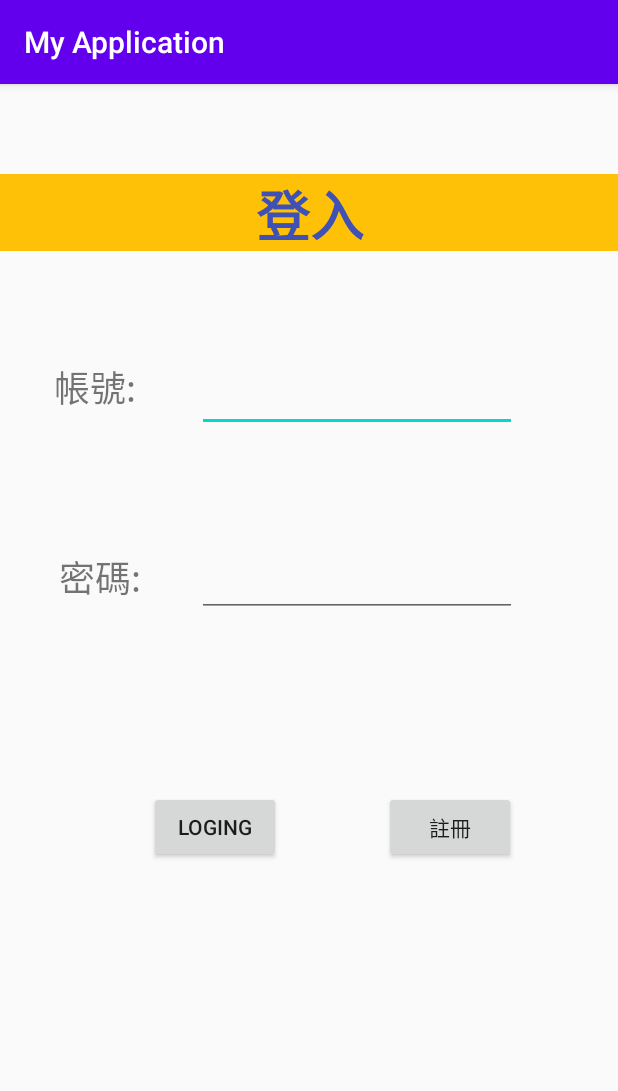
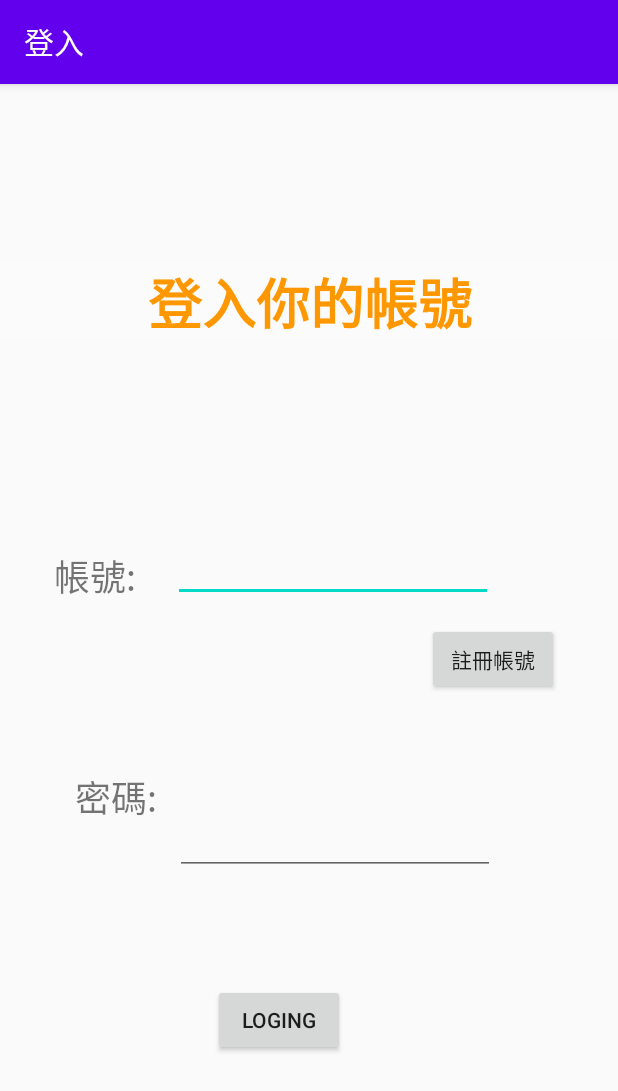
Before and after one commit to Royal-haha/Project1-Login-Logout, an Android app: the screen it shows after launch (MainActivity), on a phone screen of 412 x 824 dp. Shown: the top 1091 px of the screen. Run offline under Robolectric (Android 15) with nearby library versions, the phone set to English and light mode, and no system bars.

Commit message:
Project1-Login-Logout
顯示可以輸入的帳號、密碼欄位與login跟註冊button.
點擊login後，將login button上的文字改成logout

```diff
--- a/app/src/main/res/layout/activity_main.xml
+++ b/app/src/main/res/layout/activity_main.xml
@@ -13,10 +13,10 @@
         android:text="loging"
         app:layout_constraintBottom_toBottomOf="parent"
         app:layout_constraintEnd_toEndOf="parent"
-        app:layout_constraintHorizontal_bias="0.306"
+        app:layout_constraintHorizontal_bias="0.439"
         app:layout_constraintStart_toStartOf="parent"
         app:layout_constraintTop_toTopOf="parent"
-        app:layout_constraintVertical_bias="0.655" />
+        app:layout_constraintVertical_bias="0.833" />
 
     <TextView
         android:id="@+id/textView2"
@@ -26,21 +26,22 @@
         android:textSize="24sp"
         app:layout_constraintBottom_toBottomOf="parent"
         app:layout_constraintEnd_toEndOf="parent"
-        app:layout_constraintHorizontal_bias="0.11"
+        app:layout_constraintHorizontal_bias="0.14"
         app:layout_constraintStart_toStartOf="parent"
         app:layout_constraintTop_toTopOf="parent"
-        app:layout_constraintVertical_bias="0.424" />
+        app:layout_constraintVertical_bias="0.625" />
 
     <Button
         android:id="@+id/button2"
         android:layout_width="wrap_content"
         android:layout_height="wrap_content"
-        android:text="註冊"
+        android:text="註冊帳號"
         app:layout_constraintBottom_toBottomOf="parent"
         app:layout_constraintEnd_toEndOf="parent"
-        app:layout_constraintStart_toEndOf="@+id/button"
+        app:layout_constraintHorizontal_bias="0.879"
+        app:layout_constraintStart_toStartOf="parent"
         app:layout_constraintTop_toTopOf="parent"
-        app:layout_constraintVertical_bias="0.655" />
+        app:layout_constraintVertical_bias="0.499" />
 
     <TextView
         android:id="@+id/textView"
@@ -50,10 +51,10 @@
         android:textSize="24sp"
         app:layout_constraintBottom_toTopOf="@+id/textView2"
         app:layout_constraintEnd_toStartOf="@+id/editTextTextPersonName"
-        app:layout_constraintHorizontal_bias="0.47"
+        app:layout_constraintHorizontal_bias="0.596"
         app:layout_constraintStart_toStartOf="parent"
         app:layout_constraintTop_toTopOf="parent"
-        app:layout_constraintVertical_bias="0.67" />
+        app:layout_constraintVertical_bias="0.735" />
 
     <EditText
         android:id="@+id/editTextTextPersonName"
@@ -63,10 +64,10 @@
         android:inputType="textPersonName"
         app:layout_constraintBottom_toBottomOf="parent"
         app:layout_constraintEnd_toEndOf="parent"
-        app:layout_constraintHorizontal_bias="0.661"
+        app:layout_constraintHorizontal_bias="0.582"
         app:layout_constraintStart_toStartOf="parent"
         app:layout_constraintTop_toTopOf="parent"
-        app:layout_constraintVertical_bias="0.258" />
+        app:layout_constraintVertical_bias="0.415" />
 
     <EditText
         android:id="@+id/editTextTextPassword"
@@ -76,28 +77,28 @@
         android:inputType="textPassword"
         app:layout_constraintBottom_toBottomOf="parent"
         app:layout_constraintEnd_toEndOf="parent"
-        app:layout_constraintHorizontal_bias="0.661"
-        app:layout_constraintStart_toStartOf="parent"
+        app:layout_constraintHorizontal_bias="0.125"
+        app:layout_constraintStart_toEndOf="@+id/textView2"
         app:layout_constraintTop_toBottomOf="@+id/editTextTextPersonName"
-        app:layout_constraintVertical_bias="0.159" />
+        app:layout_constraintVertical_bias="0.363" />
 
     <TextView
         android:id="@+id/textView3"
         android:layout_width="414dp"
         android:layout_height="51dp"
-        android:background="#FFC107"
+        android:background="#FBFBFB"
         android:gravity="center"
-        android:text="登入"
+        android:text="登入你的帳號"
         android:textAllCaps="true"
-        android:textColor="#3F51B5"
+        android:textColor="#FF9800"
         android:textColorHighlight="#E91E63"
         android:textSize="36sp"
         android:textStyle="bold"
         app:layout_constraintBottom_toBottomOf="parent"
         app:layout_constraintEnd_toEndOf="parent"
-        app:layout_constraintHorizontal_bias="0.498"
+        app:layout_constraintHorizontal_bias="0.666"
         app:layout_constraintStart_toStartOf="parent"
         app:layout_constraintTop_toTopOf="parent"
-        app:layout_constraintVertical_bias="0.084" />
+        app:layout_constraintVertical_bias="0.166" />
 
 </androidx.constraintlayout.widget.ConstraintLayout>
--- a/app/src/main/res/values/strings.xml
+++ b/app/src/main/res/values/strings.xml
@@ -1,3 +1,3 @@
 <resources>
-    <string name="app_name">My Application</string>
+    <string name="app_name">登入</string>
 </resources>
```
